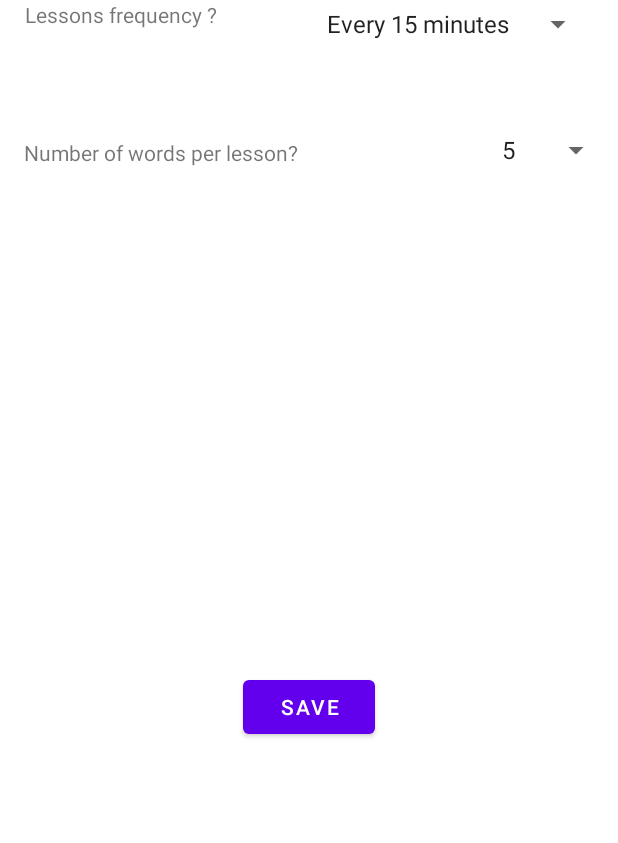
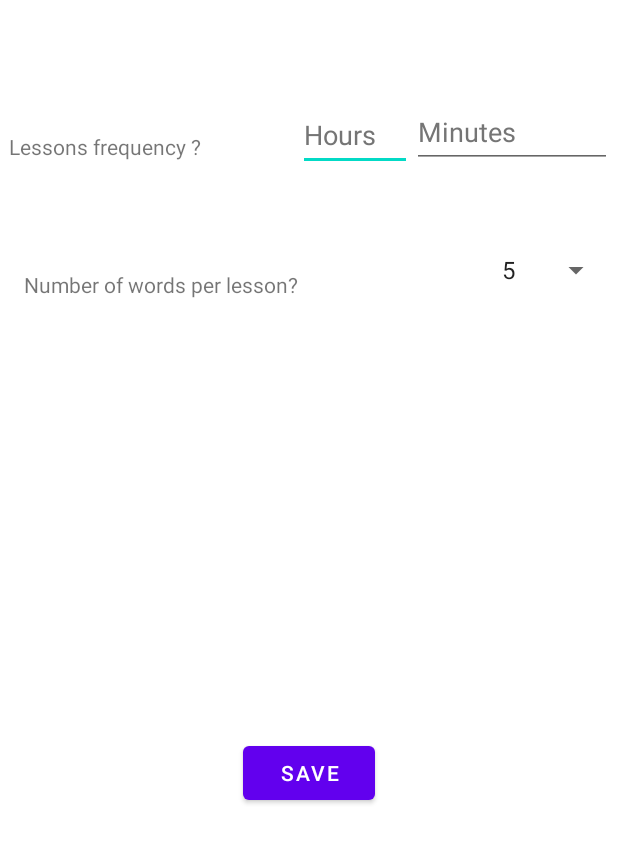
Before and after one commit to mgmu/lengua, an Android app: the fragment SettingsFragment shown on its own in the app's theme, after a tap on "SAVE", on a phone screen of 412 x 824 dp. Shown: the top 843 px of the screen. Run offline under Robolectric (Android 15) with nearby library versions, the phone set to English and light mode, and no system bars.

Commit message:
finished Setting page.

```diff
--- a/app/src/main/java/fr/uparis/lengua/SettingsFragment.kt
+++ b/app/src/main/java/fr/uparis/lengua/SettingsFragment.kt
@@ -12,9 +12,11 @@ import android.view.ViewGroup
 import android.widget.AdapterView
 import android.widget.ArrayAdapter
 import android.widget.Spinner
+import android.widget.Toast
 import fr.uparis.lengua.databinding.FragmentDbCleaningBinding
 import fr.uparis.lengua.databinding.FragmentSettingsBinding
 import fr.uparis.lengua.databinding.FragmentTranslationResearchBinding
+import kotlin.math.min
 
 
 /**
@@ -53,20 +55,10 @@ class SettingsFragment : Fragment() {
     }
 
     override fun onViewCreated(view: View, savedInstanceState: Bundle?) {
-        sharedPref = (context?.getSharedPreferences("sharedPref", Context.MODE_PRIVATE)) as SharedPreferences
+        sharedPref = (context?.getSharedPreferences(R.string.shared_preferences.toString(),
+                      Context.MODE_PRIVATE)) as SharedPreferences
 
         binding = FragmentSettingsBinding.bind(requireView())
-        val freqSpinner: Spinner = binding.chooseLessonFrequency
-        ArrayAdapter.createFromResource(
-            requireContext(),
-            R.array.lessons_frequency,
-            android.R.layout.simple_spinner_item
-        ).also { adapter ->
-            // layout of dropdown
-            adapter.setDropDownViewResource(android.R.layout.simple_spinner_dropdown_item)
-            freqSpinner.adapter = adapter
-            freqSpinner.setSelection(0)
-        }
 
         val nbOfWordsSpinner: Spinner = binding.chooseWordsQuantity
         ArrayAdapter.createFromResource(
@@ -79,31 +71,43 @@ class SettingsFragment : Fragment() {
             nbOfWordsSpinner.adapter = adapter
             nbOfWordsSpinner.setSelection(0)
         }
+
         binding.saveBtn.setOnClickListener(
             {
 
-                val chosenFrequence = getFrequency(freqSpinner.selectedItem.toString())
-                val nbOfWords = nbOfWordsSpinner.selectedItem.toString()
-                Log.d("logLENGUA", " fequencey : $chosenFrequence")
-                Log.d("logLENGUA", "nbOfWords : $nbOfWords")
+                val hoursContent = binding.hours.text
+                val minutesContent = binding.minutes.text
+                if (!hoursContent.isEmpty() && !minutesContent.isEmpty()) {
+                    val hours = Integer.parseInt(hoursContent.toString())
+                    val minutes = Integer.parseInt(minutesContent.toString())
+                    val chosenFrequence = getFrequency(hours, minutes)
+                    val nbOfWords = nbOfWordsSpinner.selectedItem.toString()
+                    Log.d("logLENGUA", " fequencey : $chosenFrequence")
+                    Log.d("logLENGUA", "nbOfWords : $nbOfWords")
 
-                sharedPref.edit().putLong(RECAP_FREQUENCY_,
-                    chosenFrequence).apply()
+                    sharedPref.edit().putInt(
+                        R.string.recap_frequency.toString(),
+                        chosenFrequence
+                    ).apply()
 
-                sharedPref.edit().putInt(R.string.words_per_lesson.toString(),
-                    Integer.valueOf(nbOfWordsSpinner.selectedItem.toString())).apply()
-                Log.d("settings","${sharedPref.getInt(R.string.words_per_lesson.toString(),-1)}")
+                    sharedPref.edit().putInt(
+                        R.string.words_per_lesson.toString(),
+                        Integer.valueOf(nbOfWordsSpinner.selectedItem.toString())
+                    ).apply()
+                    Log.d(
+                        "logLENGUA",
+                        "${sharedPref.getInt(R.string.words_per_lesson.toString(), -1)}"
+                    )
+                } else {
+                    Toast.makeText(requireContext(),"You have to fill hours and minutes fields."
+                        ,Toast.LENGTH_SHORT).show()
+                }
             }
         )
     }
-    fun getFrequency(label:String):Long{
-       when(label){
-           "Every 15 minutes" -> return AlarmManager.INTERVAL_FIFTEEN_MINUTES
-           "Every 30 minutes" -> return AlarmManager.INTERVAL_HALF_HOUR
-           "Every hour" -> return AlarmManager.INTERVAL_HOUR
-           "Everyday" -> return AlarmManager.INTERVAL_DAY
-       }
-        return AlarmManager.INTERVAL_DAY /*Unreachable statement.*/
+
+    fun getFrequency(hours:Int, minutes:Int):Int{
+        return (hours * 3600 + minutes * 60) * 1000
     }
     companion object {
 
--- a/app/src/main/res/layout/fragment_settings.xml
+++ b/app/src/main/res/layout/fragment_settings.xml
@@ -27,7 +27,7 @@
                 android:entries="@array/words_quantity"
                 android:minHeight="48dp"
                 app:layout_constraintEnd_toEndOf="parent"
-                app:layout_constraintTop_toBottomOf="@+id/choose_lesson_frequency" />
+                app:layout_constraintTop_toBottomOf="@+id/minutes" />
 
             <TextView
                 android:id="@+id/textView2"
@@ -39,18 +39,6 @@
                 app:layout_constraintHorizontal_bias="0.266"
                 app:layout_constraintStart_toStartOf="parent"
                 app:layout_constraintTop_toBottomOf="@+id/textView3" />
-
-            <Spinner
-                android:id="@+id/choose_lesson_frequency"
-                android:layout_marginTop="70dp"
-                android:layout_width="186dp"
-                android:layout_height="wrap_content"
-                android:layout_marginEnd="16dp"
-                android:entries="@array/lessons_frequency"
-                android:minHeight="32dp"
-                app:layout_constraintEnd_toEndOf="parent"
-                tools:ignore="TouchTargetSizeCheck"
-                tools:layout_editor_absoluteY="58dp" />
 
             <Button
                 android:id="@+id/saveBtn"
@@ -67,10 +55,40 @@
                 android:id="@+id/textView3"
                 android:layout_width="177dp"
                 android:layout_height="24dp"
+                android:layout_marginStart="4dp"
+                android:layout_marginTop="88dp"
                 android:text="@string/lessons_frequency"
-                app:layout_constraintEnd_toStartOf="@+id/choose_lesson_frequency"
+                app:layout_constraintEnd_toStartOf="@+id/hours"
+                app:layout_constraintHorizontal_bias="0.117"
                 app:layout_constraintStart_toStartOf="parent"
-                tools:layout_editor_absoluteY="66dp" />
+                app:layout_constraintTop_toTopOf="parent" />
+
+            <EditText
+                android:id="@+id/hours"
+                android:layout_width="76dp"
+                android:layout_height="48dp"
+                android:ems="10"
+                android:hint="@string/hour_placeholder"
+                android:inputType="phone"
+                android:textColorHint="#757575"
+                app:layout_constraintBottom_toTopOf="@+id/textView2"
+                app:layout_constraintEnd_toStartOf="@+id/minutes"
+                app:layout_constraintTop_toTopOf="parent"
+                android:importantForAutofill="no" />
+
+            <EditText
+                android:id="@+id/minutes"
+                android:layout_width="133dp"
+                android:layout_height="48dp"
+                android:layout_marginTop="64dp"
+                android:layout_marginEnd="4dp"
+                android:ems="10"
+                android:hint="@string/minutes_placeholder"
+                android:importantForAutofill="no"
+                android:inputType="phone"
+                android:textColorHint="#757575"
+                app:layout_constraintEnd_toEndOf="parent"
+                app:layout_constraintTop_toTopOf="parent" />
 
         </androidx.constraintlayout.widget.ConstraintLayout>
 
--- a/app/src/main/res/values/strings.xml
+++ b/app/src/main/res/values/strings.xml
@@ -36,5 +36,8 @@
     <string name="lesson_time">Lesson time?</string>
     <string name="lessons_frequency">Lessons frequency ?</string>
     <string name="words_per_lesson">WORDS_PER_LESSON</string>
+    <string name="recap_frequency">RECAP_FREQUENCY</string>
+    <string name="hour_placeholder">Hours</string>
+    <string name="minutes_placeholder">Minutes</string>
 
 </resources>
```
